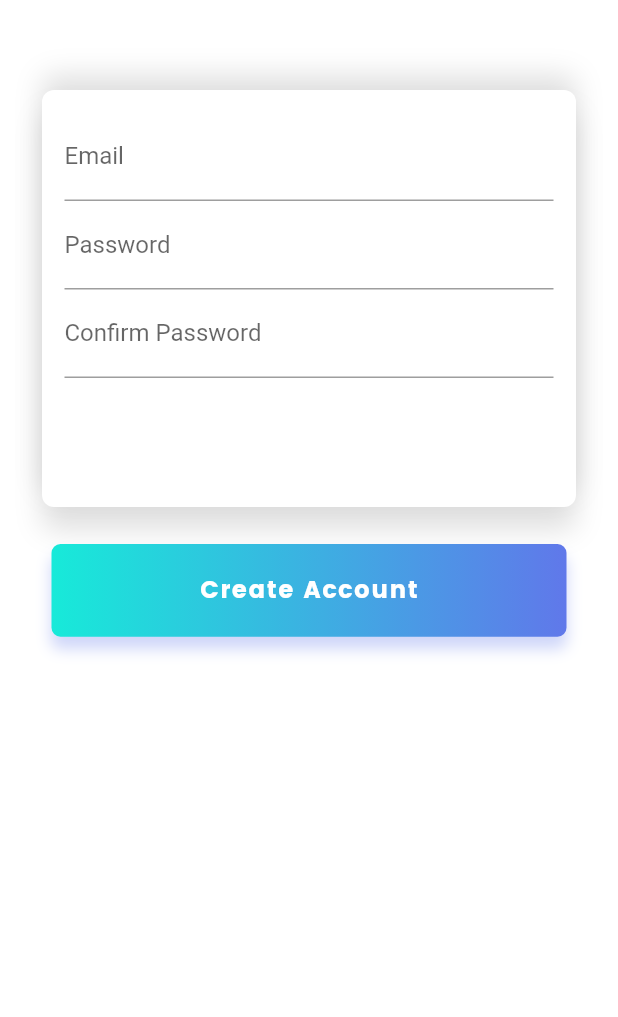
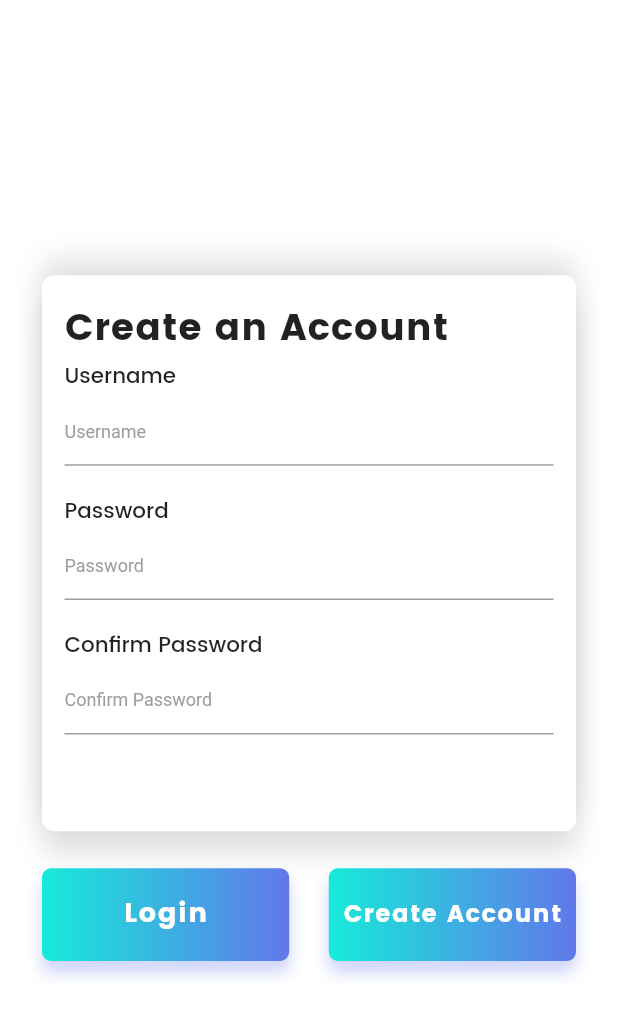
Before and after one commit to Kaelinator/clothes_picker, a Flutter app: the screen it shows after launch, after a tap on "Create Account", on a phone screen of 412 x 824 dp. Shown: the top 1017 px of the screen. Run offline on Flutter 3.47's test engine with Material 2 defaults, Android fonts, the phone set to English and light mode, and no system bars; our stand-ins replace cloud_firestore, firebase_auth, flutter_screenutil; accounts and stored records are empty.

Commit message:
updated singin/signup

```diff
--- a/lib/screens/auth/signin.dart
+++ b/lib/screens/auth/signin.dart
@@ -75,9 +75,12 @@ class _LoginState extends State<Login> {
               padding: EdgeInsets.only(left: 28.0, right: 28.0, top: 60.0),
               child: Column(
                 children: <Widget>[
+                  SizedBox(
+                    height: ScreenUtil.getInstance().setHeight(200),
+                  ),
                   Container(
                     width: double.infinity,
-                    height: ScreenUtil.getInstance().setHeight(500),
+                    height: ScreenUtil.getInstance().setHeight(600),
 
                     decoration: BoxDecoration(
                       color: Colors.white,
@@ -96,7 +99,6 @@ class _LoginState extends State<Login> {
                       ],
                     ),
 
-
                     child: Padding(
                       padding: EdgeInsets.only(left: 15.0, right: 15.0, top: 15.0),
                       child: Column(
@@ -111,20 +113,24 @@ class _LoginState extends State<Login> {
                           Text("Username",
                             style: TextStyle(
                                 fontFamily: "Poppins-Medium",
-                                fontSize: ScreenUtil.getInstance().setSp(26))
+                                fontSize: ScreenUtil.getInstance().setSp(32))
                             ),
                           TextFormField(
                             keyboardType: TextInputType.emailAddress,
                             controller: email,
                             decoration: InputDecoration(
                               hintText: "Username",
-                              hintStyle: TextStyle(color: Colors.grey, fontSize: 12.0)),
+                              hintStyle: TextStyle(color: Colors.grey, fontSize: 18.0)),
+                          ),
+
+                          SizedBox(
+                            height: ScreenUtil.getInstance().setHeight(60),
                           ),
 
                           Text("Password",
                             style: TextStyle(
                                 fontFamily: "Poppins-Medium",
-                                fontSize: ScreenUtil.getInstance().setSp(26))
+                                fontSize: ScreenUtil.getInstance().setSp(32))
                             ),
                           TextFormField(
                             keyboardType: TextInputType.visiblePassword,
@@ -132,7 +138,7 @@ class _LoginState extends State<Login> {
                             controller: pass,
                             decoration: InputDecoration(
                                 hintText: "Password",
-                                hintStyle: TextStyle(color: Colors.grey, fontSize: 12.0)),
+                                hintStyle: TextStyle(color: Colors.grey, fontSize: 18.0)),
                           ),
                         ],
                       )
@@ -195,7 +201,7 @@ class _LoginState extends State<Login> {
                             child: InkWell(
                               onTap: () => _login(context),
                               child: Center(
-                                child: Text("SIGNIN",
+                                child: Text("Sign In",
                                     style: TextStyle(
                                         color: Colors.white,
                                         fontFamily: "Poppins-Bold",
--- a/lib/screens/auth/signup.dart
+++ b/lib/screens/auth/signup.dart
@@ -84,9 +84,12 @@ class _SignupState extends State<Signup> {
               padding: EdgeInsets.only(left: 28.0, right: 28.0, top: 60.0),
               child: Column(
                 children: <Widget>[
+                  SizedBox(
+                    height: ScreenUtil.getInstance().setHeight(200),
+                  ),
                   Container(
                     width: double.infinity,
-                    height: ScreenUtil.getInstance().setHeight(450),
+                    height: ScreenUtil.getInstance().setHeight(600),
 
                     decoration: BoxDecoration(
                       color: Colors.white,
@@ -110,24 +113,60 @@ class _SignupState extends State<Signup> {
                       child: Column(
                         crossAxisAlignment: CrossAxisAlignment.start,
                         children: <Widget>[
+                          Text("Create an Account",
+                            style: TextStyle(
+                                fontSize: ScreenUtil.getInstance().setSp(45),
+                                fontFamily: "Poppins-Bold",
+                            letterSpacing: .6)
+                          ),
+                          Text("Username",
+                            style: TextStyle(
+                                fontFamily: "Poppins-Medium",
+                                fontSize: ScreenUtil.getInstance().setSp(26))
+                            ),
                           TextFormField(
                             keyboardType: TextInputType.emailAddress,
                             controller: email,
-                            decoration: InputDecoration(labelText: 'Email'),
+                            decoration: InputDecoration(
+                              hintText: "Username",
+                              hintStyle: TextStyle(color: Colors.grey, fontSize: 12.0)),
                           ),
+
+                          SizedBox(
+                            height: ScreenUtil.getInstance().setHeight(30),
+                          ),
+
+                          Text("Password",
+                            style: TextStyle(
+                                fontFamily: "Poppins-Medium",
+                                fontSize: ScreenUtil.getInstance().setSp(26))
+                            ),
                           TextFormField(
                             keyboardType: TextInputType.visiblePassword,
                             obscureText: true,
                             controller: pass,
-                            decoration: InputDecoration(labelText: 'Password'),
+                            decoration: InputDecoration(
+                                hintText: "Password",
+                                hintStyle: TextStyle(color: Colors.grey, fontSize: 12.0)),
                           ),
+
+                          SizedBox(
+                            height: ScreenUtil.getInstance().setHeight(30),
+                          ),
+
+                          Text("Confirm Password",
+                            style: TextStyle(
+                                fontFamily: "Poppins-Medium",
+                                fontSize: ScreenUtil.getInstance().setSp(26))
+                            ),
                           TextFormField(
                             keyboardType: TextInputType.visiblePassword,
                             obscureText: true,
                             controller: confirmPass,
-                            decoration: InputDecoration(labelText: 'Confirm Password'),
+                            decoration: InputDecoration(
+                                hintText: "Confirm Password",
+                                hintStyle: TextStyle(color: Colors.grey, fontSize: 12.0)),
                           ),
-
                         ],
                       )
                     )
@@ -135,11 +174,43 @@ class _SignupState extends State<Signup> {
 
                   SizedBox(height: ScreenUtil.getInstance().setHeight(40)),
                   Row(
-                    mainAxisAlignment: MainAxisAlignment.center,
+                    mainAxisAlignment: MainAxisAlignment.spaceBetween,
                     children: <Widget>[
                       InkWell(
                         child: Container(
-                          width: ScreenUtil.getInstance().setWidth(625),
+                          width: ScreenUtil.getInstance().setWidth(300),
+                          height: ScreenUtil.getInstance().setHeight(100),
+                          decoration: BoxDecoration(
+                              gradient: LinearGradient(colors: [
+                                Color(0xFF17ead9),
+                                Color(0xFF6078ea)
+                              ]),
+                              borderRadius: BorderRadius.circular(6.0),
+                              boxShadow: [
+                                BoxShadow(
+                                    color: Color(0xFF6078ea).withOpacity(.3),
+                                    offset: Offset(0.0, 8.0),
+                                    blurRadius: 8.0)
+                              ]),
+                          child: Material(
+                            color: Colors.transparent,
+                            child: InkWell(
+                              onTap: () => Navigator.pushNamed(context, '/signin'),
+                              child: Center(
+                                child: Text("Login",
+                                    style: TextStyle(
+                                        color: Colors.white,
+                                        fontFamily: "Poppins-Bold",
+                                        fontSize: 18,
+                                        letterSpacing: 1.0)),
+                              ),
+                            ),
+                          ),
+                        ),
+                      ),
+                      InkWell(
+                        child: Container(
+                          width: ScreenUtil.getInstance().setWidth(300),
                           height: ScreenUtil.getInstance().setHeight(100),
                           decoration: BoxDecoration(
                               gradient: LinearGradient(colors: [
```
